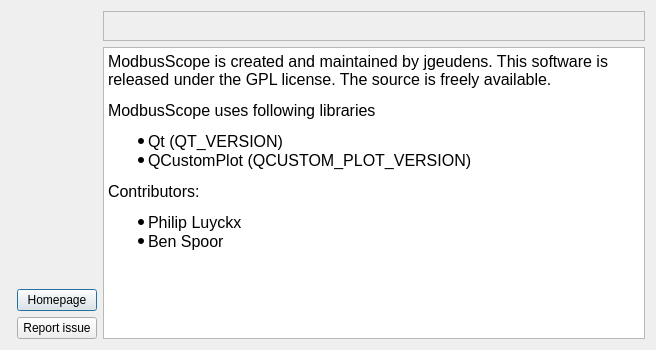
The window that src/dialogs/aboutdialog.ui (ModbusScope/ModbusScope) describes before a commit, drawn with Qt 5.
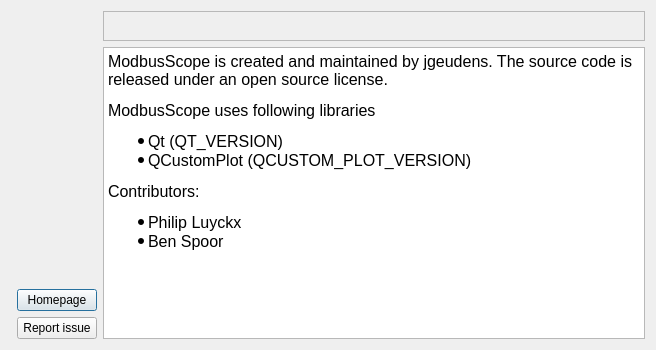
The same window after the commit. Icons and pictures are not drawn.

Commit message: Update about text

```diff
--- a/src/dialogs/aboutdialog.ui
+++ b/src/dialogs/aboutdialog.ui
@@ -159,7 +159,7 @@
 &lt;html&gt;&lt;head&gt;&lt;meta name=&quot;qrichtext&quot; content=&quot;1&quot; /&gt;&lt;style type=&quot;text/css&quot;&gt;
 p, li { white-space: pre-wrap; }
 &lt;/style&gt;&lt;/head&gt;&lt;body style=&quot; font-family:'Ubuntu'; font-size:11pt; font-weight:400; font-style:normal;&quot;&gt;
-&lt;p style=&quot; margin-top:12px; margin-bottom:12px; margin-left:0px; margin-right:0px; -qt-block-indent:0; text-indent:0px;&quot;&gt;&lt;span style=&quot; font-size:12pt;&quot;&gt;ModbusScope is created and maintained by jgeudens. This software is released under the GPL license. The source is freely available.&lt;/span&gt;&lt;/p&gt;
+&lt;p style=&quot; margin-top:12px; margin-bottom:12px; margin-left:0px; margin-right:0px; -qt-block-indent:0; text-indent:0px;&quot;&gt;&lt;span style=&quot; font-size:12pt;&quot;&gt;ModbusScope is created and maintained by jgeudens. The source code is released under an open source license.&lt;/span&gt;&lt;/p&gt;
 &lt;p style=&quot; margin-top:12px; margin-bottom:12px; margin-left:0px; margin-right:0px; -qt-block-indent:0; text-indent:0px;&quot;&gt;&lt;span style=&quot; font-size:12pt;&quot;&gt;ModbusScope uses following libraries&lt;/span&gt; &lt;/p&gt;
 &lt;ul style=&quot;margin-top: 0px; margin-bottom: 0px; margin-left: 0px; margin-right: 0px; -qt-list-indent: 1;&quot;&gt;&lt;li style=&quot; font-size:12pt;&quot; style=&quot; margin-top:0px; margin-bottom:0px; margin-left:0px; margin-right:0px; -qt-block-indent:0; text-indent:0px;&quot;&gt;Qt (QT_VERSION)&lt;/li&gt;
 &lt;li style=&quot; font-size:12pt;&quot; style=&quot; margin-top:0px; margin-bottom:0px; margin-left:0px; margin-right:0px; -qt-block-indent:0; text-indent:0px;&quot;&gt;QCustomPlot (QCUSTOM_PLOT_VERSION)&lt;/li&gt;&lt;/ul&gt;
```
